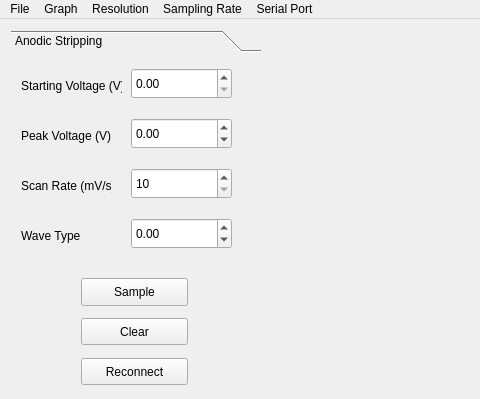
UCDiGEM/aldeSens, file mainwindow.ui: the form before one commit; both pictures show x 0 to 480 and y 0 to 399 of the 1000 by 654 pixel window.
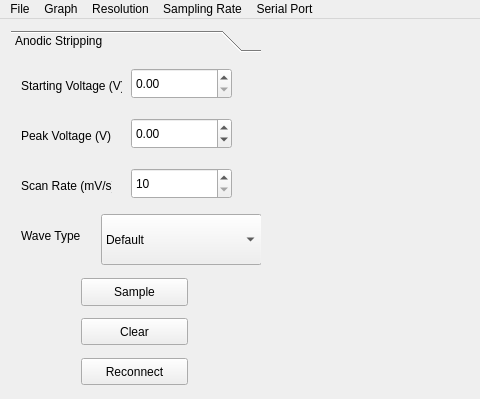
The form after the commit. Custom widgets are drawn as their Qt base class.

What changed in the file:
```diff
--- a/mainwindow.ui
+++ b/mainwindow.ui
@@ -164,25 +164,6 @@
          <string>Clear</string>
         </property>
        </widget>
-       <widget class="QDoubleSpinBox" name="ASwaveType">
-        <property name="geometry">
-         <rect>
-          <x>120</x>
-          <y>160</y>
-          <width>101</width>
-          <height>31</height>
-         </rect>
-        </property>
-        <property name="minimum">
-         <double>-1.000000000000000</double>
-        </property>
-        <property name="maximum">
-         <double>1.000000000000000</double>
-        </property>
-        <property name="singleStep">
-         <double>0.020000000000000</double>
-        </property>
-       </widget>
        <widget class="QLabel" name="label_7">
         <property name="geometry">
          <rect>
@@ -196,6 +177,21 @@
          <string>Peak Voltage (V)</string>
         </property>
        </widget>
+       <widget class="QComboBox" name="ASwaveType">
+        <property name="geometry">
+         <rect>
+          <x>90</x>
+          <y>156</y>
+          <width>161</width>
+          <height>51</height>
+         </rect>
+        </property>
+        <item>
+         <property name="text">
+          <string>Default</string>
+         </property>
+        </item>
+       </widget>
       </widget>
       <widget class="QWidget" name="toolBoxPage2_2">
        <property name="geometry">
```
